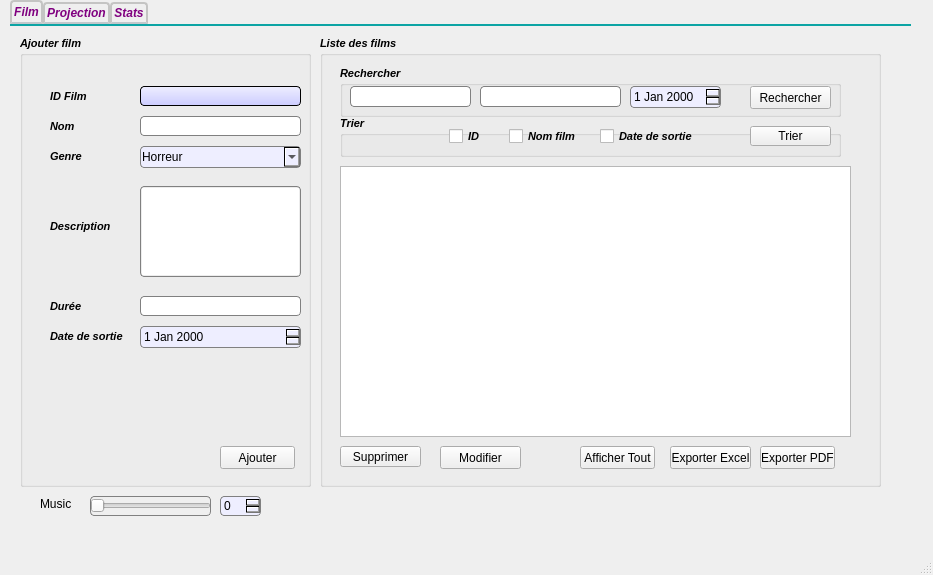
Before: the Qt Designer form mainwindow.ui in DorsafCharfeddine/Smart_Cinema_2A1, drawn with Qt 5.
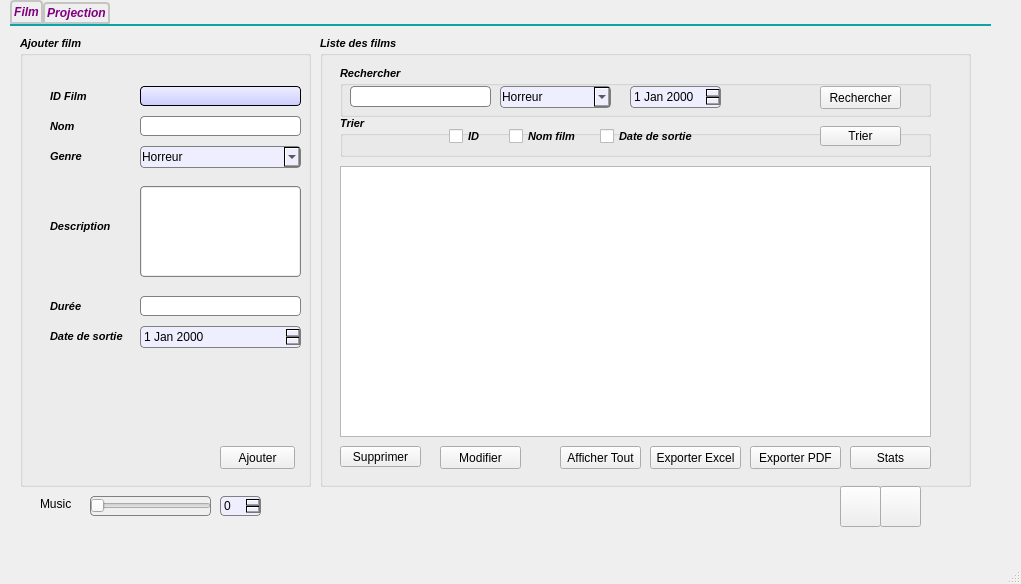
After: the same form once the commit is applied. The open tabs and pages were chosen to show the change. Icons and pictures are not drawn.

Commit message: stats + fixed controle saisie + val ajoutées

```diff
--- a/mainwindow.ui
+++ b/mainwindow.ui
@@ -6,8 +6,8 @@
    <rect>
     <x>0</x>
     <y>0</y>
-    <width>933</width>
-    <height>575</height>
+    <width>1021</width>
+    <height>584</height>
    </rect>
   </property>
   <property name="font">
@@ -28,8 +28,8 @@
      <rect>
       <x>10</x>
       <y>0</y>
-      <width>901</width>
-      <height>521</height>
+      <width>981</width>
+      <height>531</height>
      </rect>
     </property>
     <property name="font">
@@ -82,6 +82,9 @@
      <number>1</number>
     </property>
     <widget class="QWidget" name="Film">
+     <property name="styleSheet">
+      <string notr="true"/>
+     </property>
      <attribute name="title">
       <string>Film</string>
      </attribute>
@@ -408,7 +411,7 @@
        <rect>
         <x>310</x>
         <y>10</y>
-        <width>561</width>
+        <width>651</width>
         <height>451</height>
        </rect>
       </property>
@@ -435,9 +438,9 @@
       <widget class="QPushButton" name="pushButton_pdfFilms">
        <property name="geometry">
         <rect>
-         <x>440</x>
+         <x>430</x>
          <y>410</y>
-         <width>75</width>
+         <width>91</width>
          <height>23</height>
         </rect>
        </property>
@@ -460,7 +463,7 @@
         <rect>
          <x>20</x>
          <y>130</y>
-         <width>511</width>
+         <width>591</width>
          <height>271</height>
         </rect>
        </property>
@@ -504,7 +507,7 @@
         <rect>
          <x>20</x>
          <y>30</y>
-         <width>501</width>
+         <width>591</width>
          <height>51</height>
         </rect>
        </property>
@@ -516,42 +519,10 @@
        <property name="title">
         <string>Rechercher</string>
        </property>
-       <widget class="QLineEdit" name="lineEdit_rechid">
-        <property name="geometry">
-         <rect>
-          <x>10</x>
-          <y>20</y>
-          <width>121</width>
-          <height>21</height>
-         </rect>
-        </property>
-        <property name="font">
-         <font>
-          <family>Yu Gothic UI Light</family>
-          <pointsize>8</pointsize>
-          <weight>50</weight>
-          <italic>false</italic>
-          <bold>false</bold>
-          <underline>false</underline>
-          <kerning>true</kerning>
-         </font>
-        </property>
-        <property name="styleSheet">
-         <string notr="true">QLineEdit {
-padding: 1px;
-border-style: solid;
-border: 1px solid grey;
-border-radius: 4px;
-}</string>
-        </property>
-        <property name="text">
-         <string/>
-        </property>
-       </widget>
        <widget class="QLineEdit" name="lineEdit_rechnom">
         <property name="geometry">
          <rect>
-          <x>140</x>
+          <x>10</x>
           <y>20</y>
           <width>141</width>
           <height>21</height>
@@ -595,7 +566,7 @@
        <widget class="QPushButton" name="pushButton">
         <property name="geometry">
          <rect>
-          <x>410</x>
+          <x>480</x>
           <y>20</y>
           <width>81</width>
           <height>23</height>
@@ -615,6 +586,68 @@
          <string>Rechercher</string>
         </property>
        </widget>
+       <widget class="QComboBox" name="comboBox_rechF">
+        <property name="geometry">
+         <rect>
+          <x>160</x>
+          <y>20</y>
+          <width>111</width>
+          <height>22</height>
+         </rect>
+        </property>
+        <property name="styleSheet">
+         <string notr="true">background-color:QLinearGradient(x1: 0, y1: 0, x1: 0, y0: 1, stop: 0 #eef, stop: 1 #ccf);
+padding: 1px;
+border-style: solid;
+border: 1px solid grey;
+border-radius: 4px;</string>
+        </property>
+        <item>
+         <property name="text">
+          <string>Horreur</string>
+         </property>
+        </item>
+        <item>
+         <property name="text">
+          <string>Disney</string>
+         </property>
+        </item>
+        <item>
+         <property name="text">
+          <string>Comedie</string>
+         </property>
+        </item>
+        <item>
+         <property name="text">
+          <string>Drama</string>
+         </property>
+        </item>
+        <item>
+         <property name="text">
+          <string>Action</string>
+         </property>
+        </item>
+        <item>
+         <property name="text">
+          <string>Aventure</string>
+         </property>
+        </item>
+        <item>
+         <property name="text">
+          <string>Science-Fiction</string>
+         </property>
+        </item>
+        <item>
+         <property name="text">
+          <string>Fantasie</string>
+         </property>
+        </item>
+        <item>
+         <property name="text">
+          <string>Historique</string>
+         </property>
+        </item>
+       </widget>
       </widget>
       <widget class="QPushButton" name="pushButton_update">
        <property name="geometry">
@@ -644,7 +677,7 @@
         <rect>
          <x>20</x>
          <y>80</y>
-         <width>501</width>
+         <width>591</width>
          <height>41</height>
         </rect>
        </property>
@@ -659,7 +692,7 @@
        <widget class="QPushButton" name="pushButton_tri">
         <property name="geometry">
          <rect>
-          <x>410</x>
+          <x>480</x>
           <y>10</y>
           <width>81</width>
           <height>20</height>
@@ -722,9 +755,9 @@
       <widget class="QPushButton" name="pushButton_2">
        <property name="geometry">
         <rect>
-         <x>350</x>
+         <x>330</x>
          <y>410</y>
-         <width>81</width>
+         <width>91</width>
          <height>23</height>
         </rect>
        </property>
@@ -745,9 +778,9 @@
       <widget class="QPushButton" name="pushButton_afficherF">
        <property name="geometry">
         <rect>
-         <x>260</x>
+         <x>240</x>
          <y>410</y>
-         <width>75</width>
+         <width>81</width>
          <height>23</height>
         </rect>
        </property>
@@ -765,8 +798,31 @@
         <string>Afficher Tout</string>
        </property>
       </widget>
-      <zorder>groupBox_4</zorder>
-      <zorder>groupBox</zorder>
+      <widget class="QPushButton" name="statsFilms">
+       <property name="geometry">
+        <rect>
+         <x>530</x>
+         <y>410</y>
+         <width>81</width>
+         <height>23</height>
+        </rect>
+       </property>
+       <property name="styleSheet">
+        <string notr="true">QPushButton:pressed {
+       background-color: qlineargradient(spread:pad, x1:0, y1:0, x2:0, y2:1,   stop:0 rgba(12, 142, 134), stop:1 rgba(57, 179, 171))
+}
+QPushButton:hover:!pressed{ color: #339999}
+
+QPushButton:disabled {
+       background-color: rgb(170, 170, 127)
+}</string>
+       </property>
+       <property name="text">
+        <string>Stats</string>
+       </property>
+      </widget>
+      <zorder>groupBox_triF</zorder>
+      <zorder>groupBox_rechF</zorder>
       <zorder>pushButton_pdfFilms</zorder>
       <zorder>tableView_films</zorder>
       <zorder>pushButton_suppFilm</zorder>
@@ -827,6 +883,55 @@
        <string>Music</string>
       </property>
      </widget>
+     <widget class="QPushButton" name="daymode">
+      <property name="geometry">
+       <rect>
+        <x>830</x>
+        <y>460</y>
+        <width>41</width>
+        <height>41</height>
+       </rect>
+      </property>
+      <property name="text">
+       <string/>
+      </property>
+      <property name="icon">
+       <iconset resource="resource.qrc">
+        <normaloff>:/rsc/img/day mode.jpg</normaloff>:/rsc/img/day mode.jpg</iconset>
+      </property>
+      <property name="iconSize">
+       <size>
+        <width>66</width>
+        <height>35</height>
+       </size>
+      </property>
+     </widget>
+     <widget class="QToolButton" name="night_mode">
+      <property name="geometry">
+       <rect>
+        <x>870</x>
+        <y>460</y>
+        <width>41</width>
+        <height>41</height>
+       </rect>
+      </property>
+      <property name="whatsThis">
+       <string>&lt;html&gt;&lt;head/&gt;&lt;body&gt;&lt;p&gt;&lt;img src=&quot;:/rsc/img/night mode.jpg&quot;/&gt;&lt;/p&gt;&lt;/body&gt;&lt;/html&gt;</string>
+      </property>
+      <property name="text">
+       <string/>
+      </property>
+      <property name="icon">
+       <iconset resource="resource.qrc">
+        <normaloff>:/rsc/img/night mode.jpg</normaloff>:/rsc/img/night mode.jpg</iconset>
+      </property>
+      <property name="iconSize">
+       <size>
+        <width>700</width>
+        <height>200</height>
+       </size>
+      </property>
+     </widget>
     </widget>
     <widget class="QWidget" name="Projection">
      <attribute name="title">
@@ -1455,11 +1560,55 @@
       <zorder>exporterExcel_proj</zorder>
       <zorder>pushButton_afficherP</zorder>
      </widget>
-    </widget>
-    <widget class="QWidget" name="tab">
-     <attribute name="title">
-      <string>Stats</string>
-     </attribute>
+     <widget class="QToolButton" name="night_mode11">
+      <property name="geometry">
+       <rect>
+        <x>830</x>
+        <y>460</y>
+        <width>41</width>
+        <height>41</height>
+       </rect>
+      </property>
+      <property name="whatsThis">
+       <string>&lt;html&gt;&lt;head/&gt;&lt;body&gt;&lt;p&gt;&lt;img src=&quot;:/rsc/img/night mode.jpg&quot;/&gt;&lt;/p&gt;&lt;/body&gt;&lt;/html&gt;</string>
+      </property>
+      <property name="text">
+       <string/>
+      </property>
+      <property name="icon">
+       <iconset resource="resource.qrc">
+        <normaloff>:/rsc/img/night mode.jpg</normaloff>:/rsc/img/night mode.jpg</iconset>
+      </property>
+      <property name="iconSize">
+       <size>
+        <width>700</width>
+        <height>200</height>
+       </size>
+      </property>
+     </widget>
+     <widget class="QPushButton" name="daymode11">
+      <property name="geometry">
+       <rect>
+        <x>790</x>
+        <y>460</y>
+        <width>41</width>
+        <height>41</height>
+       </rect>
+      </property>
+      <property name="text">
+       <string/>
+      </property>
+      <property name="icon">
+       <iconset resource="resource.qrc">
+        <normaloff>:/rsc/img/day mode.jpg</normaloff>:/rsc/img/day mode.jpg</iconset>
+      </property>
+      <property name="iconSize">
+       <size>
+        <width>66</width>
+        <height>35</height>
+       </size>
+      </property>
+     </widget>
     </widget>
    </widget>
   </widget>
```
Left out of the diff: 112 changed lines with no effect on the pictures. The commit also changes 15 other files.
